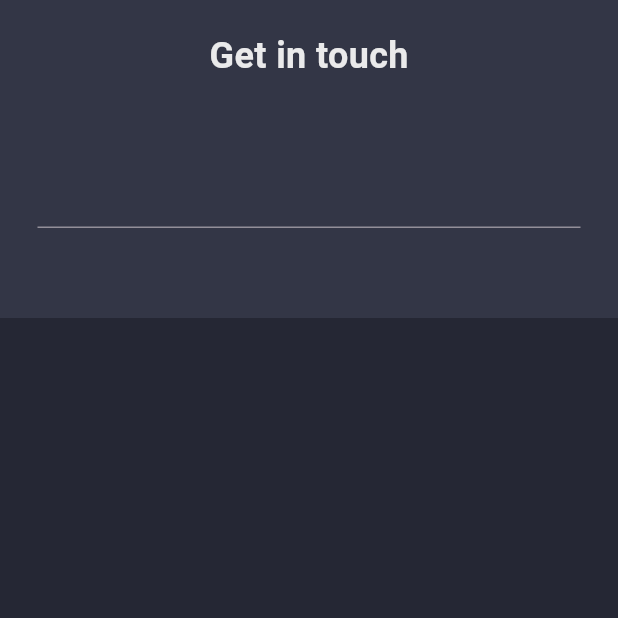
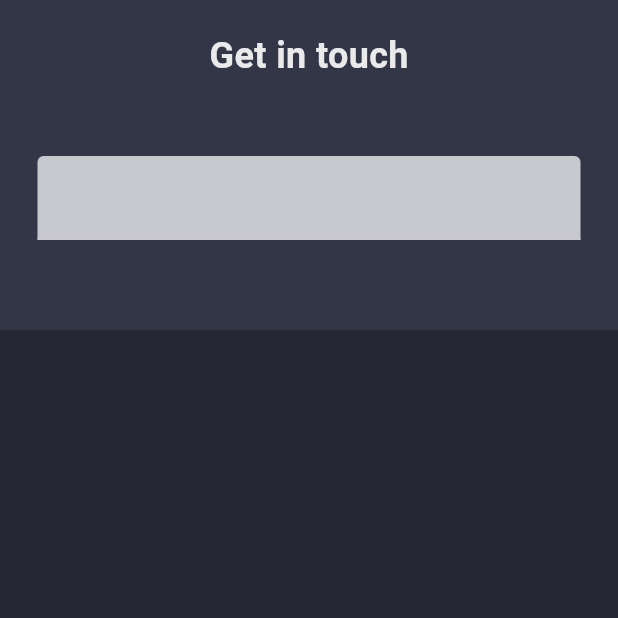
Before and after one commit to Piyushbhatt7/my_portfolio, a Flutter app: the screen it shows after launch, on a phone screen of 412 x 824 dp, the top half of it. Run offline on Flutter 3.47's test engine with Material 3 defaults, Android fonts, the phone set to English and light mode, and no system bars; missing offline and left inert: dart:js.

Commit message:
home screen

```diff
--- a/lib/pages/home_page.dart
+++ b/lib/pages/home_page.dart
@@ -117,6 +117,14 @@ class _HomePageState extends State<HomePage> {
                       children: [
                         Flexible(
                           child: TextField(
+                            style: TextStyle(
+                              color: CustomColor.scaffoldBg,
+                    ),
+                              decoration: InputDecoration(
+                                contentPadding: EdgeInsets.all(16.0),
+                                filled: true,
+                                fillColor: CustomColor.whiteSecondary
+                              ),
 
                           ),
                         )
```
